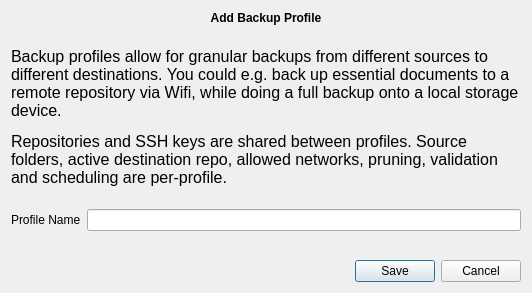
Above: src/vorta/assets/UI/profileadd.ui from borgbase/vorta before the change. Below: the same form after it.
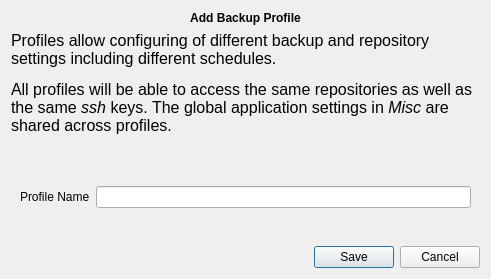
That is the form after the change.

Commit message: Fix *Add Profile*-Dialog.

```diff
--- a/src/vorta/assets/UI/profileadd.ui
+++ b/src/vorta/assets/UI/profileadd.ui
@@ -6,17 +6,20 @@
    <rect>
     <x>0</x>
     <y>0</y>
-    <width>532</width>
-    <height>293</height>
+    <width>491</width>
+    <height>279</height>
    </rect>
   </property>
   <property name="sizePolicy">
-   <sizepolicy hsizetype="Preferred" vsizetype="Minimum">
+   <sizepolicy hsizetype="Preferred" vsizetype="Preferred">
     <horstretch>0</horstretch>
     <verstretch>0</verstretch>
    </sizepolicy>
   </property>
   <layout class="QVBoxLayout" name="verticalLayout">
+   <property name="spacing">
+    <number>6</number>
+   </property>
    <item>
     <widget class="QLabel" name="modalTitle">
      <property name="sizePolicy">
@@ -53,7 +56,13 @@
       </font>
      </property>
      <property name="text">
-      <string>&lt;html&gt;&lt;head/&gt;&lt;body&gt;&lt;p&gt;Backup profiles allow for granular backups from different sources to different destinations. You could e.g. back up essential documents to a remote repository via Wifi, while doing a full backup onto a local storage device.&lt;/p&gt;&lt;p&gt;Repositories and SSH keys are shared between profiles. Source folders, active destination repo, allowed networks, pruning, validation and scheduling are per-profile.&lt;/p&gt;&lt;/body&gt;&lt;/html&gt;</string>
+      <string>&lt;html&gt;&lt;head/&gt;&lt;body&gt;
+&lt;p&gt;Profiles allow configuring of different backup and repository settings including different schedules.&lt;/p&gt;
+&lt;p&gt;All profiles will be able to access the same repositories as well as the same &lt;span style=&quot; font-style:italic;&quot;&gt;ssh&lt;/span&gt; keys. The global application settings in &lt;span style=&quot; font-style:italic;&quot;&gt;Misc&lt;/span&gt; are shared across profiles.&lt;/p&gt;
+&lt;/body&gt;&lt;/html&gt;</string>
+     </property>
+     <property name="alignment">
+      <set>Qt::AlignLeading|Qt::AlignLeft|Qt::AlignTop</set>
      </property>
      <property name="wordWrap">
       <bool>true</bool>
@@ -61,36 +70,44 @@
     </widget>
    </item>
    <item>
-    <layout class="QFormLayout" name="formLayout">
-     <property name="fieldGrowthPolicy">
-      <enum>QFormLayout::AllNonFixedFieldsGrow</enum>
-     </property>
-     <property name="labelAlignment">
-      <set>Qt::AlignRight|Qt::AlignTop|Qt::AlignTrailing</set>
-     </property>
-     <item row="0" column="1">
-      <widget class="QLineEdit" name="profileNameField">
+    <widget class="QFrame" name="frame">
        <property name="sizePolicy">
-        <sizepolicy hsizetype="Expanding" vsizetype="Fixed">
+      <sizepolicy hsizetype="Preferred" vsizetype="Preferred">
          <horstretch>0</horstretch>
          <verstretch>0</verstretch>
         </sizepolicy>
        </property>
-      </widget>
-     </item>
-     <item row="0" column="0">
+     <property name="frameShape">
+      <enum>QFrame::NoFrame</enum>
+     </property>
+     <property name="frameShadow">
+      <enum>QFrame::Plain</enum>
+     </property>
+     <layout class="QFormLayout" name="formLayout_2">
+      <item row="1" column="0">
       <widget class="QLabel" name="label_3">
        <property name="text">
         <string>Profile Name</string>
        </property>
-      </widget>
-     </item>
-    </layout>
-   </item>
-   <item>
+        <property name="buddy">
+         <cstring>profileNameField</cstring>
+        </property>
+       </widget>
+      </item>
+      <item row="1" column="1">
+       <widget class="QLineEdit" name="profileNameField">
+        <property name="sizePolicy">
+         <sizepolicy hsizetype="Expanding" vsizetype="Fixed">
+          <horstretch>0</horstretch>
+          <verstretch>0</verstretch>
+         </sizepolicy>
+        </property>
+       </widget>
+      </item>
+      <item row="2" column="1">
     <widget class="QLabel" name="errorText">
      <property name="sizePolicy">
-      <sizepolicy hsizetype="Preferred" vsizetype="Fixed">
+         <sizepolicy hsizetype="Expanding" vsizetype="Preferred">
        <horstretch>0</horstretch>
        <verstretch>0</verstretch>
       </sizepolicy>
@@ -100,9 +117,9 @@
        <pointsize>11</pointsize>
       </font>
      </property>
-     <property name="text">
-      <string/>
-     </property>
+       </widget>
+      </item>
+     </layout>
     </widget>
    </item>
    <item>
```
Left out of the diff: 11 changed lines with no effect on the pictures. Lines whose indentation alone changed are shown as unchanged.
